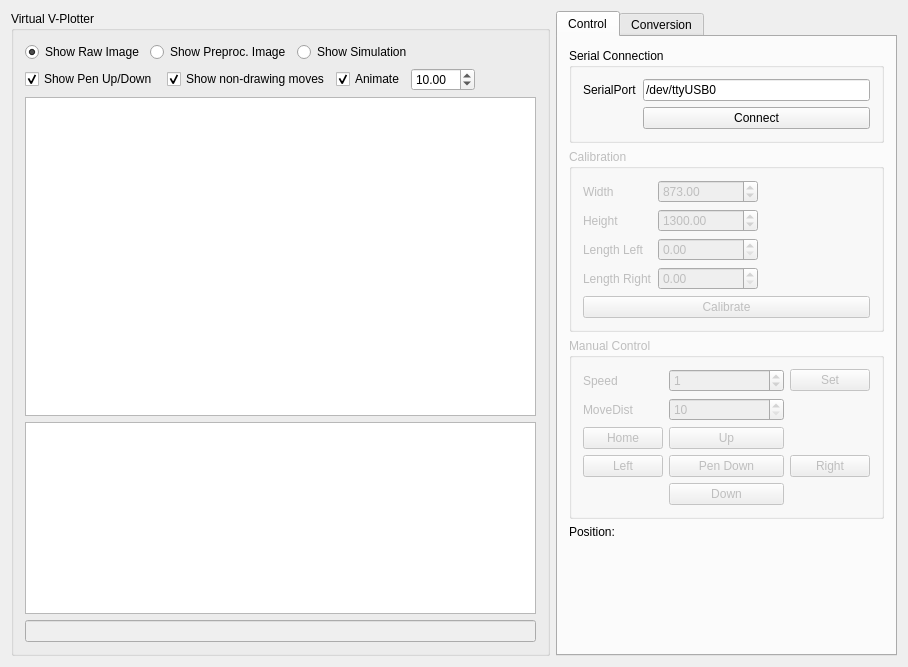
Above: PC/VPlotter/mainwindow.ui from rottaca/VPlotter before the change. Below: the same form after it.
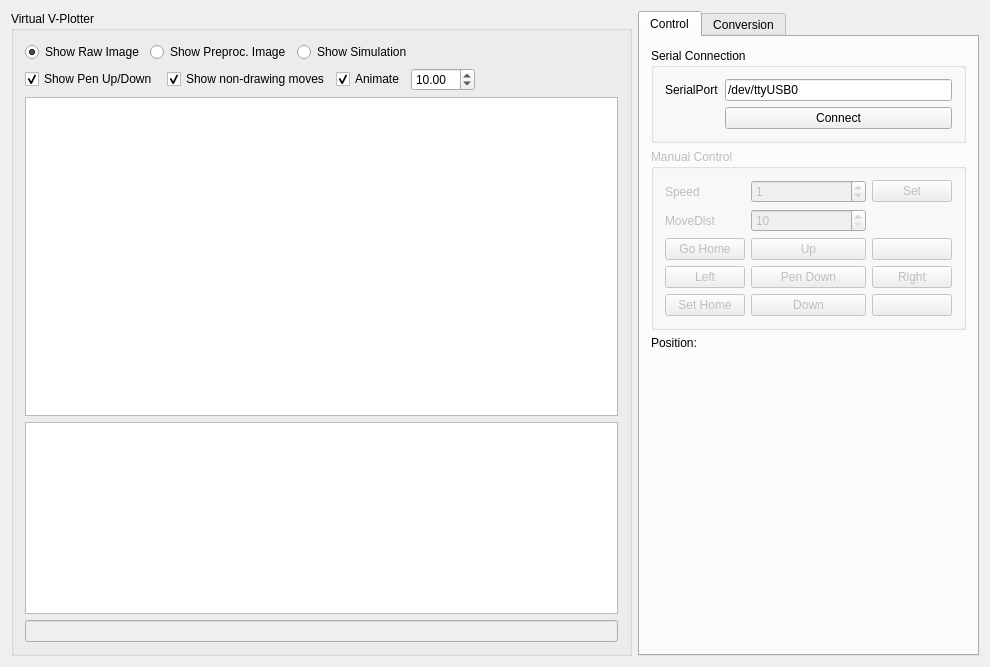
That is the form after the change. The open tabs and pages were chosen to show the change. Custom widgets are drawn as their Qt base class.

Commit message: Replaced calibration with length and basewidth by calibration with fixed homing position (in firmware).

```diff
--- a/PC/VPlotter/mainwindow.ui
+++ b/PC/VPlotter/mainwindow.ui
@@ -6,7 +6,7 @@
    <rect>
     <x>0</x>
     <y>0</y>
-    <width>908</width>
+    <width>990</width>
     <height>667</height>
    </rect>
   </property>
@@ -221,145 +221,6 @@
           </layout>
          </widget>
         </item>
-        <item>
-         <widget class="QGroupBox" name="gb_calibration">
-          <property name="enabled">
-           <bool>false</bool>
-          </property>
-          <property name="sizePolicy">
-           <sizepolicy hsizetype="Preferred" vsizetype="Maximum">
-            <horstretch>0</horstretch>
-            <verstretch>0</verstretch>
-           </sizepolicy>
-          </property>
-          <property name="title">
-           <string>Calibration</string>
-          </property>
-          <layout class="QGridLayout" name="gridLayout_2">
-           <item row="1" column="0" colspan="2">
-            <layout class="QFormLayout" name="formLayout_2">
-             <item row="0" column="0">
-              <widget class="QLabel" name="label_4">
-               <property name="sizePolicy">
-                <sizepolicy hsizetype="Preferred" vsizetype="Preferred">
-                 <horstretch>0</horstretch>
-                 <verstretch>0</verstretch>
-                </sizepolicy>
-               </property>
-               <property name="text">
-                <string>Width</string>
-               </property>
-              </widget>
-             </item>
-             <item row="0" column="1">
-              <widget class="QDoubleSpinBox" name="sb_calib_base">
-               <property name="maximumSize">
-                <size>
-                 <width>100</width>
-                 <height>16777215</height>
-                </size>
-               </property>
-               <property name="maximum">
-                <double>1000000.000000000000000</double>
-               </property>
-               <property name="value">
-                <double>873.000000000000000</double>
-               </property>
-              </widget>
-             </item>
-             <item row="1" column="0">
-              <widget class="QLabel" name="label_14">
-               <property name="sizePolicy">
-                <sizepolicy hsizetype="Preferred" vsizetype="Preferred">
-                 <horstretch>0</horstretch>
-                 <verstretch>0</verstretch>
-                </sizepolicy>
-               </property>
-               <property name="text">
-                <string>Height</string>
-               </property>
-              </widget>
-             </item>
-             <item row="1" column="1">
-              <widget class="QDoubleSpinBox" name="sb_calib_height">
-               <property name="maximumSize">
-                <size>
-                 <width>100</width>
-                 <height>16777215</height>
-                </size>
-               </property>
-               <property name="maximum">
-                <double>1000000.000000000000000</double>
-               </property>
-               <property name="value">
-                <double>1300.000000000000000</double>
-               </property>
-              </widget>
-             </item>
-             <item row="2" column="0">
-              <widget class="QLabel" name="label_6">
-               <property name="sizePolicy">
-                <sizepolicy hsizetype="Preferred" vsizetype="Preferred">
-                 <horstretch>0</horstretch>
-                 <verstretch>0</verstretch>
-                </sizepolicy>
-               </property>
-               <property name="text">
-                <string>Length Left</string>
-               </property>
-              </widget>
-             </item>
-             <item row="2" column="1">
-              <widget class="QDoubleSpinBox" name="sb_calib_left">
-               <property name="maximumSize">
-                <size>
-                 <width>100</width>
-                 <height>16777215</height>
-                </size>
-               </property>
-               <property name="maximum">
-                <double>100000.000000000000000</double>
-               </property>
-              </widget>
-             </item>
-             <item row="3" column="0">
-              <widget class="QLabel" name="label_5">
-               <property name="sizePolicy">
-                <sizepolicy hsizetype="Preferred" vsizetype="Preferred">
-                 <horstretch>0</horstretch>
-                 <verstretch>0</verstretch>
-                </sizepolicy>
-               </property>
-               <property name="text">
-                <string>Length Right</string>
-               </property>
-              </widget>
-             </item>
-             <item row="3" column="1">
-              <widget class="QDoubleSpinBox" name="sb_calib_right">
-               <property name="maximumSize">
-                <size>
-                 <width>100</width>
-                 <height>16777215</height>
-                </size>
-               </property>
-               <property name="maximum">
-                <double>100000.000000000000000</double>
-               </property>
-              </widget>
-             </item>
-            </layout>
-           </item>
-           <item row="2" column="0" colspan="2">
-            <widget class="QPushButton" name="b_calib">
-             <property name="text">
-              <string>Calibrate</string>
-             </property>
-            </widget>
-           </item>
-          </layout>
-         </widget>
-        </item>
         <item>
          <widget class="QGroupBox" name="gb_manual">
           <property name="enabled">
@@ -487,7 +348,28 @@
            <item row="2" column="0">
             <widget class="QPushButton" name="b_home">
              <property name="text">
-              <string>Home</string>
+              <string>Go Home</string>
+             </property>
+            </widget>
+           </item>
+           <item row="4" column="0">
+            <widget class="QPushButton" name="b_set_home">
+             <property name="text">
+              <string>Set Home</string>
+             </property>
+            </widget>
+           </item>
+           <item row="2" column="2">
+            <widget class="QPushButton" name="b_home_2">
+             <property name="text">
+              <string/>
+             </property>
+            </widget>
+           </item>
+           <item row="4" column="2">
+            <widget class="QPushButton" name="b_home_3">
+             <property name="text">
+              <string/>
              </property>
             </widget>
            </item>
```
Left out of the diff: 7 changed lines with no effect on the pictures. The commit also changes 6 other files.
